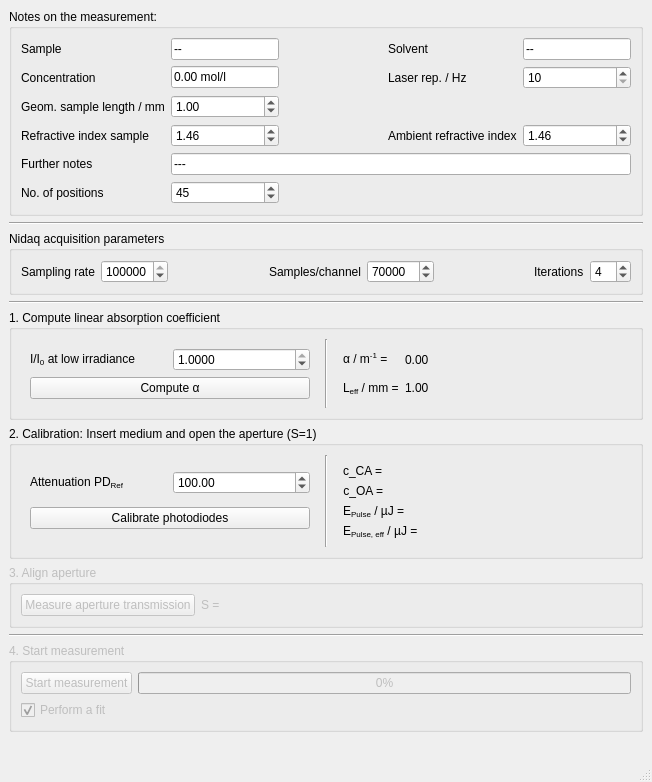
FabianKonig/zScanMeasurementManager, file gui_design/design.ui: the form before one commit.
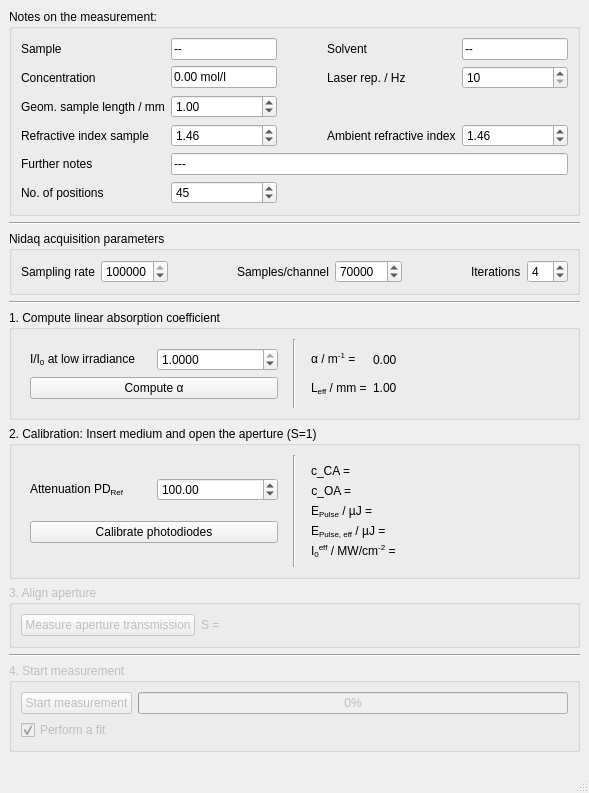
The form after the commit.

Commit message: compute intensity in processor instead of analyser, and store it in gui and documentation, as well as in data file and plot

What changed in the file:
```diff
--- a/gui_design/design.ui
+++ b/gui_design/design.ui
@@ -6,8 +6,8 @@
    <rect>
     <x>0</x>
     <y>0</y>
-    <width>652</width>
-    <height>782</height>
+    <width>589</width>
+    <height>793</height>
    </rect>
   </property>
   <property name="sizePolicy">
@@ -537,6 +537,20 @@
        <item>
         <widget class="QWidget" name="widgetCalibrationValues" native="true">
          <layout class="QGridLayout" name="gridLayout">
+          <item row="3" column="2">
+           <widget class="QLabel" name="label_effPulseEnergyValue">
+            <property name="text">
+             <string/>
+            </property>
+           </widget>
+          </item>
+          <item row="4" column="1">
+           <widget class="QLabel" name="label_peakIntensityEffective">
+            <property name="text">
+             <string>&lt;html&gt;&lt;head/&gt;&lt;body&gt;&lt;p&gt;I&lt;span style=&quot; vertical-align:sub;&quot;&gt;0&lt;/span&gt;&lt;span style=&quot; vertical-align:super;&quot;&gt;eff&lt;/span&gt; / MW/cm&lt;span style=&quot; vertical-align:super;&quot;&gt;-2&lt;/span&gt; =&lt;/p&gt;&lt;/body&gt;&lt;/html&gt;</string>
+            </property>
+           </widget>
+          </item>
           <item row="0" column="1">
            <widget class="QLabel" name="label_cCA">
             <property name="sizePolicy">
```
Left out of the diff: 64 changed lines with no effect on the pictures. The commit also changes 5 other files.
